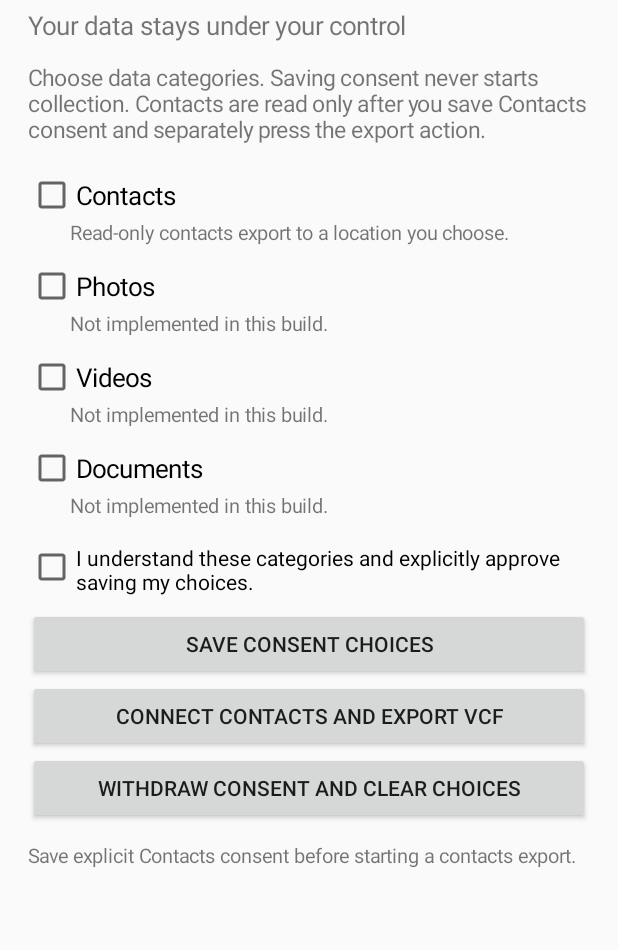
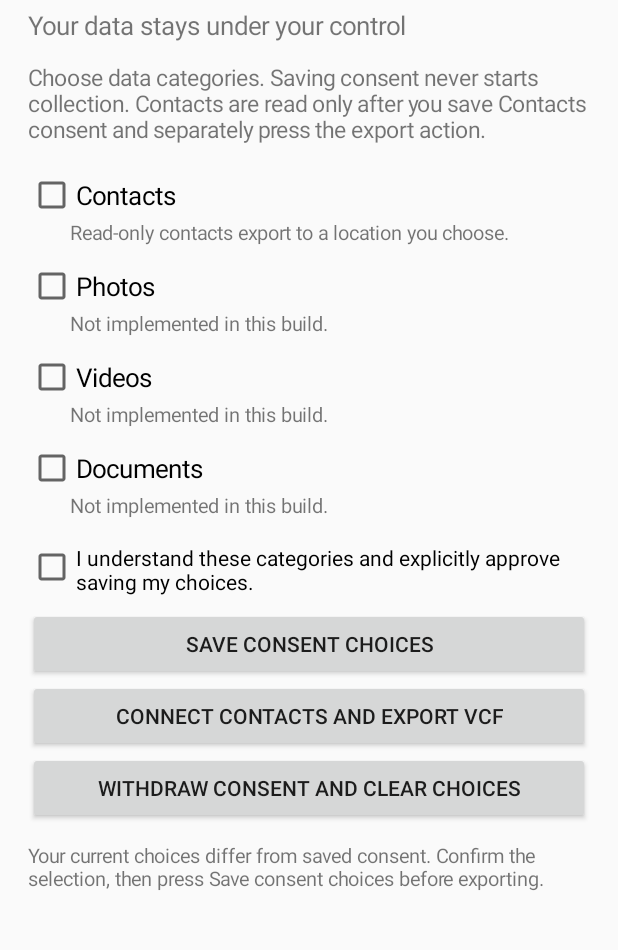
Before and after one commit to Tajoor621/LIFEBOAT, an Android app: the screen it shows after launch (MainActivity), after a tap on "CONNECT CONTACTS AND EXPORT VCF", on a phone screen of 412 x 824 dp, the part 85-1035 px from its top. Run offline under Robolectric (Android 15) with nearby library versions, the phone set to English and light mode, and no system bars.

Commit message:
fix(android): harden contacts VCF and consent validation

```diff
--- a/android-agent/app/src/main/java/com/tajoor621/lifeboat/ContactsSnapshotReader.kt
+++ b/android-agent/app/src/main/java/com/tajoor621/lifeboat/ContactsSnapshotReader.kt
@@ -85,8 +85,9 @@ class ContactsSnapshotReader(private val context: Context) {
                             when (rows.getString(1)) {
                                 ContactsContract.CommonDataKinds.StructuredName.CONTENT_ITEM_TYPE -> {
                                     formatted = rows.getString(2).orEmpty()
-                                    family = rows.getString(3).orEmpty()
-                                    given = rows.getString(4).orEmpty()
+                                    // DATA2 is given name; DATA3 is family name.
+                                    given = rows.getString(3).orEmpty()
+                                    family = rows.getString(4).orEmpty()
                                 }
                                 ContactsContract.CommonDataKinds.Phone.CONTENT_ITEM_TYPE ->
                                     rows.getString(2)?.takeIf(String::isNotBlank)?.let(phones::add)
--- a/android-agent/app/src/main/java/com/tajoor621/lifeboat/MainActivity.kt
+++ b/android-agent/app/src/main/java/com/tajoor621/lifeboat/MainActivity.kt
@@ -98,12 +98,12 @@ class MainActivity : Activity() {
     }
 
     private fun beginContactsExport() {
-        val consent = SnapshotConsent(
-            preferences.getBoolean(KEY_CONFIRMED, false),
-            DataClass.values().filter { preferences.getBoolean(keyFor(it), false) }.toSet()
-        )
-        if (!consent.hasExplicitScope() || DataClass.CONTACTS !in consent.selectedClasses) {
-            status.text = "Save explicit Contacts consent before starting a contacts export."
+        val selectedNow = choices.filterValues { it.isChecked }.keys
+        val savedSelected = DataClass.values().filter { preferences.getBoolean(keyFor(it), false) }.toSet()
+        val savedConfirmed = preferences.getBoolean(KEY_CONFIRMED, false)
+        if (!confirmation.isChecked || !savedConfirmed || selectedNow != savedSelected ||
+            DataClass.CONTACTS !in selectedNow) {
+            status.text = "Your current choices differ from saved consent. Confirm the selection, then press Save consent choices before exporting."
             return
         }
         if (ContextCompat.checkSelfPermission(this, Manifest.permission.READ_CONTACTS) == PackageManager.PERMISSION_GRANTED) {
```
Also changed, not shown: android-agent/app/src/main/java/com/tajoor621/lifeboat/VCardWriter.kt (+34 -10 lines), 2 other files.
